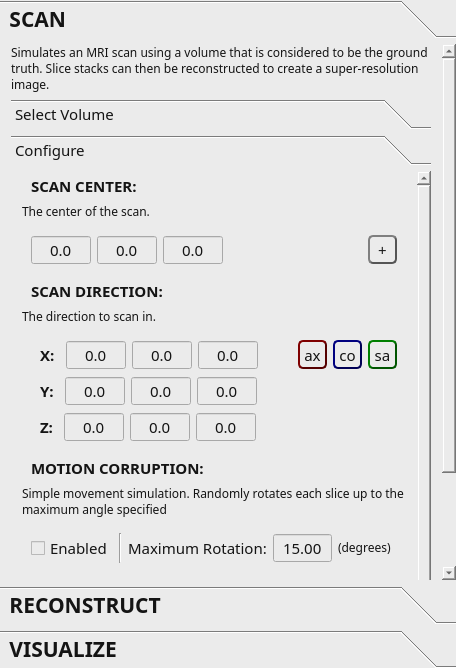
The window that Sams_Project/Plugins/com.sam.finalyearproject/src/internal/Sams_ViewControls.ui (bonzo45/Final-Year-Project) describes before a commit, drawn with Qt 5.
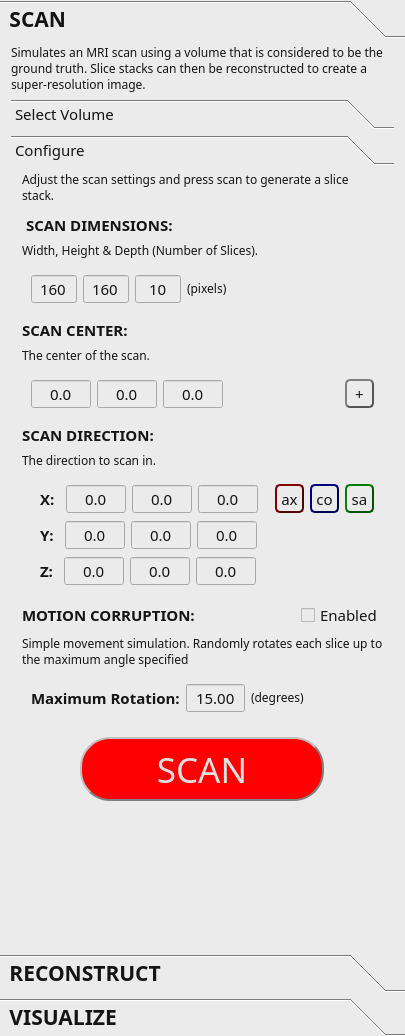
The same window after the commit. The open tabs and pages were chosen to show the change. Icons and pictures are not drawn.

Diff of the .ui file:
```diff
--- a/Sams_Project/Plugins/com.sam.finalyearproject/src/internal/Sams_ViewControls.ui
+++ b/Sams_Project/Plugins/com.sam.finalyearproject/src/internal/Sams_ViewControls.ui
@@ -6,8 +6,8 @@
    <rect>
     <x>0</x>
     <y>0</y>
-    <width>456</width>
-    <height>668</height>
+    <width>405</width>
+    <height>1036</height>
    </rect>
   </property>
   <property name="minimumSize">
@@ -60,8 +60,8 @@
        <rect>
         <x>0</x>
         <y>0</y>
-        <width>456</width>
-        <height>548</height>
+        <width>405</width>
+        <height>916</height>
        </rect>
       </property>
       <property name="styleSheet">
@@ -251,9 +251,9 @@
              <property name="geometry">
               <rect>
                <x>0</x>
-               <y>-26</y>
-               <width>425</width>
-               <height>510</height>
+               <y>0</y>
+               <width>387</width>
+               <height>801</height>
               </rect>
              </property>
              <attribute name="label">
@@ -273,7 +273,32 @@
                   <number>0</number>
                  </property>
                  <item>
-                  <widget class="QLabel" name="labelSCAN_3">
+                  <widget class="QLabel" name="labelScanConfigureDescription">
+                   <property name="styleSheet">
+                    <string notr="true">font-size: 9pt;</string>
+                   </property>
+                   <property name="text">
+                    <string>Adjust the scan settings and press scan to generate a slice stack.</string>
+                   </property>
+                   <property name="textFormat">
+                    <enum>Qt::AutoText</enum>
+                   </property>
+                   <property name="scaledContents">
+                    <bool>false</bool>
+                   </property>
+                   <property name="alignment">
+                    <set>Qt::AlignLeading|Qt::AlignLeft|Qt::AlignVCenter</set>
+                   </property>
+                   <property name="wordWrap">
+                    <bool>true</bool>
+                   </property>
+                   <property name="textInteractionFlags">
+                    <set>Qt::LinksAccessibleByMouse|Qt::TextSelectableByMouse</set>
+                   </property>
+                  </widget>
+                 </item>
+                 <item>
+                  <widget class="QLabel" name="labelSCAN_11">
                    <property name="sizePolicy">
                     <sizepolicy hsizetype="Fixed" vsizetype="Preferred">
                      <horstretch>0</horstretch>
@@ -294,8 +319,191 @@
                    </property>
                    <property name="styleSheet">
                     <string notr="true">font-weight: bold;
-margin-left: 5px;
 margin-top: 4px;</string>
+                   </property>
+                   <property name="text">
+                    <string>SCAN DIMENSIONS:</string>
+                   </property>
+                   <property name="alignment">
+                    <set>Qt::AlignLeading|Qt::AlignLeft|Qt::AlignVCenter</set>
+                   </property>
+                  </widget>
+                 </item>
+                 <item>
+                  <widget class="QLabel" name="labelReconstructionDescription_9">
+                   <property name="styleSheet">
+                    <string notr="true">font-size: 9pt;</string>
+                   </property>
+                   <property name="text">
+                    <string>Width, Height &amp; Depth (Number of Slices).</string>
+                   </property>
+                   <property name="textFormat">
+                    <enum>Qt::AutoText</enum>
+                   </property>
+                   <property name="scaledContents">
+                    <bool>false</bool>
+                   </property>
+                   <property name="alignment">
+                    <set>Qt::AlignLeading|Qt::AlignLeft|Qt::AlignVCenter</set>
+                   </property>
+                   <property name="wordWrap">
+                    <bool>true</bool>
+                   </property>
+                   <property name="textInteractionFlags">
+                    <set>Qt::LinksAccessibleByMouse|Qt::TextSelectableByMouse</set>
+                   </property>
+                  </widget>
+                 </item>
+                 <item>
+                  <widget class="QWidget" name="widget1Scan_8" native="true">
+                   <property name="maximumSize">
+                    <size>
+                     <width>16777215</width>
+                     <height>50</height>
+                    </size>
+                   </property>
+                   <layout class="QHBoxLayout" name="horizontalLayout_38">
+                    <property name="margin">
+                     <number>9</number>
+                    </property>
+                    <item>
+                     <widget class="QSpinBox" name="spinBoxScanDimensionX">
+                      <property name="maximumSize">
+                       <size>
+                        <width>60</width>
+                        <height>16777215</height>
+                       </size>
+                      </property>
+                      <property name="alignment">
+                       <set>Qt::AlignCenter</set>
+                      </property>
+                      <property name="buttonSymbols">
+                       <enum>QAbstractSpinBox::NoButtons</enum>
+                      </property>
+                      <property name="minimum">
+                       <number>1</number>
+                      </property>
+                      <property name="maximum">
+                       <number>1000</number>
+                      </property>
+                      <property name="value">
+                       <number>160</number>
+                      </property>
+                     </widget>
+                    </item>
+                    <item>
+                     <widget class="QSpinBox" name="spinBoxScanDimensionY">
+                      <property name="maximumSize">
+                       <size>
+                        <width>60</width>
+                        <height>16777215</height>
+                       </size>
+                      </property>
+                      <property name="alignment">
+                       <set>Qt::AlignCenter</set>
+                      </property>
+                      <property name="buttonSymbols">
+                       <enum>QAbstractSpinBox::NoButtons</enum>
+                      </property>
+                      <property name="minimum">
+                       <number>1</number>
+                      </property>
+                      <property name="maximum">
+                       <number>1000</number>
+                      </property>
+                      <property name="value">
+                       <number>160</number>
+                      </property>
+                     </widget>
+                    </item>
+                    <item>
+                     <widget class="QSpinBox" name="spinBoxScanDimensionZ">
+                      <property name="maximumSize">
+                       <size>
+                        <width>60</width>
+                        <height>16777215</height>
+                       </size>
+                      </property>
+                      <property name="alignment">
+                       <set>Qt::AlignCenter</set>
+                      </property>
+                      <property name="buttonSymbols">
+                       <enum>QAbstractSpinBox::NoButtons</enum>
+                      </property>
+                      <property name="minimum">
+                       <number>1</number>
+                      </property>
+                      <property name="maximum">
+                       <number>1000</number>
+                      </property>
+                      <property name="value">
+                       <number>10</number>
+                      </property>
+                     </widget>
+                    </item>
+                    <item>
+                     <widget class="QLabel" name="labelReconstructionDescription_10">
+                      <property name="styleSheet">
+                       <string notr="true">font-size: 9pt;</string>
+                      </property>
+                      <property name="text">
+                       <string>(pixels)</string>
+                      </property>
+                      <property name="textFormat">
+                       <enum>Qt::AutoText</enum>
+                      </property>
+                      <property name="scaledContents">
+                       <bool>false</bool>
+                      </property>
+                      <property name="alignment">
+                       <set>Qt::AlignLeading|Qt::AlignLeft|Qt::AlignVCenter</set>
+                      </property>
+                      <property name="wordWrap">
+                       <bool>true</bool>
+                      </property>
+                      <property name="textInteractionFlags">
+                       <set>Qt::LinksAccessibleByMouse|Qt::TextSelectableByMouse</set>
+                      </property>
+                     </widget>
+                    </item>
+                    <item>
+                     <spacer name="horizontalSpacer_10">
+                      <property name="orientation">
+                       <enum>Qt::Horizontal</enum>
+                      </property>
+                      <property name="sizeHint" stdset="0">
+                       <size>
+                        <width>40</width>
+                        <height>20</height>
+                       </size>
+                      </property>
+                     </spacer>
+                    </item>
+                   </layout>
+                  </widget>
+                 </item>
+                 <item>
+                  <widget class="QLabel" name="labelSCAN_9">
+                   <property name="sizePolicy">
+                    <sizepolicy hsizetype="Fixed" vsizetype="Preferred">
+                     <horstretch>0</horstretch>
+                     <verstretch>0</verstretch>
+                    </sizepolicy>
+                   </property>
+                   <property name="minimumSize">
+                    <size>
+                     <width>140</width>
+                     <height>0</height>
+                    </size>
+                   </property>
+                   <property name="maximumSize">
+                    <size>
+                     <width>16777215</width>
+                     <height>16777215</height>
+                    </size>
+                   </property>
+                   <property name="styleSheet">
+                    <string notr="true">font-weight: bold;</string>
                    </property>
                    <property name="text">
                     <string>SCAN CENTER:</string>
@@ -303,9 +511,6 @@
                    <property name="alignment">
                     <set>Qt::AlignLeading|Qt::AlignLeft|Qt::AlignVCenter</set>
                    </property>
-                   <property name="margin">
-                    <number>0</number>
-                   </property>
                   </widget>
                  </item>
                  <item>
@@ -480,8 +685,7 @@
                     </size>
                    </property>
                    <property name="styleSheet">
-                    <string notr="true">font-weight: bold;
-margin-left: 5px;</string>
+                    <string notr="true">font-weight: bold;</string>
                    </property>
                    <property name="text">
                     <string>SCAN DIRECTION:</string>
@@ -1050,35 +1254,63 @@
                   </widget>
                  </item>
                  <item>
-                  <widget class="QLabel" name="labelSCAN_8">
-                   <property name="sizePolicy">
-                    <sizepolicy hsizetype="Fixed" vsizetype="Preferred">
-                     <horstretch>0</horstretch>
-                     <verstretch>0</verstretch>
-                    </sizepolicy>
-                   </property>
-                   <property name="minimumSize">
-                    <size>
-                     <width>140</width>
-                     <height>0</height>
-                    </size>
-                   </property>
-                   <property name="maximumSize">
-                    <size>
-                     <width>16777215</width>
-                     <height>16777215</height>
-                    </size>
-                   </property>
-                   <property name="styleSheet">
-                    <string notr="true">font-weight: bold;
-margin-left: 5px;</string>
-                   </property>
-                   <property name="text">
-                    <string>MOTION CORRUPTION:</string>
-                   </property>
-                   <property name="alignment">
-                    <set>Qt::AlignLeading|Qt::AlignLeft|Qt::AlignVCenter</set>
-                   </property>
+                  <widget class="QWidget" name="widget" native="true">
+                   <layout class="QHBoxLayout" name="horizontalLayout_8">
+                    <property name="margin">
+                     <number>0</number>
+                    </property>
+                    <item>
+                     <widget class="QLabel" name="labelSCAN_8">
+                      <property name="sizePolicy">
+                       <sizepolicy hsizetype="Fixed" vsizetype="Preferred">
+                        <horstretch>0</horstretch>
+                        <verstretch>0</verstretch>
+                       </sizepolicy>
+                      </property>
+                      <property name="minimumSize">
+                       <size>
+                        <width>140</width>
+                        <height>0</height>
+                       </size>
+                      </property>
+                      <property name="maximumSize">
+                       <size>
+                        <width>16777215</width>
+                        <height>16777215</height>
+                       </size>
+                      </property>
+                      <property name="styleSheet">
+                       <string notr="true">font-weight: bold;</string>
+                      </property>
+                      <property name="text">
+                       <string>MOTION CORRUPTION:</string>
+                      </property>
+                      <property name="alignment">
+                       <set>Qt::AlignLeading|Qt::AlignLeft|Qt::AlignVCenter</set>
+                      </property>
+                     </widget>
+                    </item>
+                    <item>
+                     <spacer name="horizontalSpacer_2">
+                      <property name="orientation">
+                       <enum>Qt::Horizontal</enum>
+                      </property>
+                      <property name="sizeHint" stdset="0">
+                       <size>
+                        <width>40</width>
+                        <height>20</height>
+                       </size>
+                      </property>
+                     </spacer>
+                    </item>
+                    <item>
+                     <widget class="QCheckBox" name="checkBoxMotionCorruptionEnabled">
+                      <property name="text">
+                       <string>Enabled</string>
+                      </property>
+                     </widget>
+                    </item>
+                   </layout>
                   </widget>
                  </item>
                  <item>
@@ -1118,22 +1350,11 @@
                     <property name="margin">
                      <number>9</number>
                     </property>
-                    <item>
-                     <widget class="QCheckBox" name="checkBoxMotionCorruptionEnabled">
-                      <property name="text">
-                       <string>Enabled</string>
-                      </property>
-                     </widget>
-                    </item>
-                    <item>
-                     <widget class="Line" name="line_4">
-                      <property name="orientation">
-                       <enum>Qt::Vertical</enum>
-                      </property>
-                     </widget>
-                    </item>
                     <item>
                      <widget class="QLabel" name="label_11">
+                      <property name="styleSheet">
+                       <string notr="true">font-weight: bold;</string>
+                      </property>
                       <property name="text">
                        <string>Maximum Rotation:</string>
                       </property>
@@ -1193,7 +1414,7 @@
                       </property>
                       <property name="sizeHint" stdset="0">
                        <size>
-                        <width>0</width>
+                        <width>40</width>
                         <height>20</height>
                        </size>
                       </property>
@@ -1219,13 +1440,13 @@
                       <property name="minimumSize">
                        <size>
                         <width>244</width>
-                        <height>104</height>
+                        <height>64</height>
                        </size>
                       </property>
                       <property name="maximumSize">
                        <size>
                         <width>244</width>
-                        <height>104</height>
+                        <height>64</height>
                        </size>
                       </property>
                       <property name="styleSheet">
@@ -1235,10 +1456,10 @@
 	font-size: 26pt;
 	border: 2px solid rgb(128, 128, 128);
 	max-width: 240px;
-	max-height: 100px;
+	max-height: 60px;
 	min-width: 240px;
-	min-height: 100px;
-	border-radius: 50px;
+	min-height: 60px;
+	border-radius: 30px;
     border-style: outset;
 }
 
@@ -1259,6 +1480,19 @@
                    </layout>
                   </widget>
                  </item>
+                 <item>
+                  <spacer name="verticalSpacerScanConfigure">
+                   <property name="orientation">
+                    <enum>Qt::Vertical</enum>
+                   </property>
+                   <property name="sizeHint" stdset="0">
+                    <size>
+                     <width>20</width>
+                     <height>0</height>
+                    </size>
+                   </property>
+                  </spacer>
+                 </item>
                 </layout>
                </widget>
               </item>
```
Left out of the diff: 111 changed lines with no effect on the pictures.
